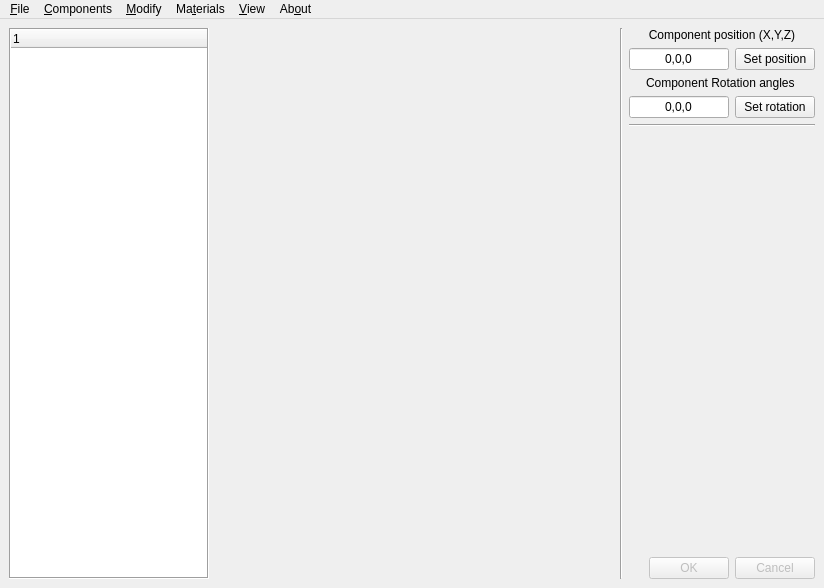
Old version of the form UI/cnst.ui in the repository bakeryproducts/ConstructorM4.
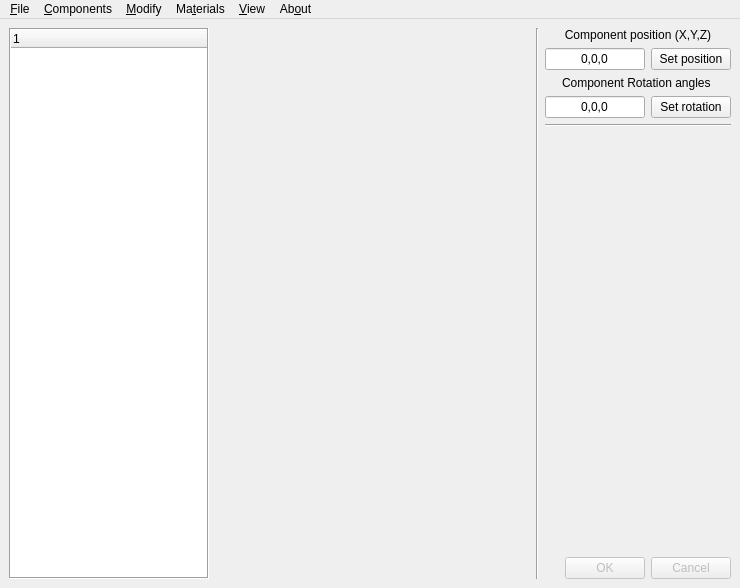
New version of the form.

```diff
--- a/UI/cnst.ui
+++ b/UI/cnst.ui
@@ -6,7 +6,7 @@
    <rect>
     <x>0</x>
     <y>0</y>
-    <width>824</width>
+    <width>740</width>
     <height>588</height>
    </rect>
   </property>
@@ -220,7 +220,7 @@
     <rect>
      <x>0</x>
      <y>0</y>
-     <width>824</width>
+     <width>740</width>
      <height>34</height>
     </rect>
    </property>
```
Left out of the diff: 105 changed lines with no effect on the pictures.
